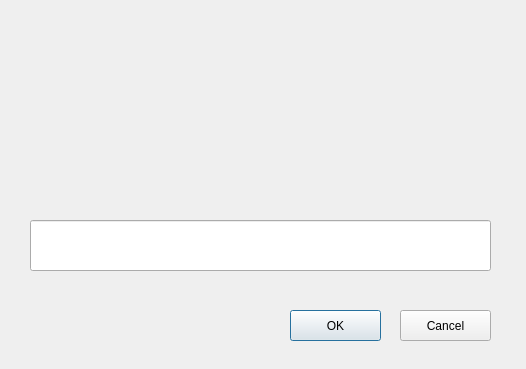
The window that Заготовки/Answering question.ui (Romast27/Project_Yandex_Lycey) describes before a commit, drawn with Qt 5.
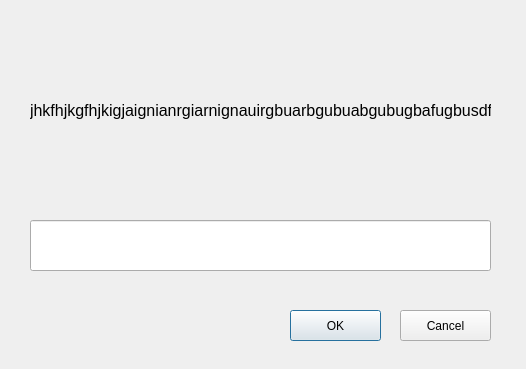
The same window after the commit.

Diff of the .ui file:
```diff
--- a/Заготовки/Answering question.ui
+++ b/Заготовки/Answering question.ui
@@ -73,7 +73,10 @@
      </font>
     </property>
     <property name="text">
-     <string/>
+     <string>jhkfhjkgfhjkigjaignianrgiarnignauirgbuarbgubuabgubugbafugbusdfbgusdufgbusdbgus</string>
+    </property>
+    <property name="wordWrap">
+     <bool>true</bool>
     </property>
    </widget>
   </widget>
```
Left out of the diff: 3 changed lines with no effect on the pictures.
